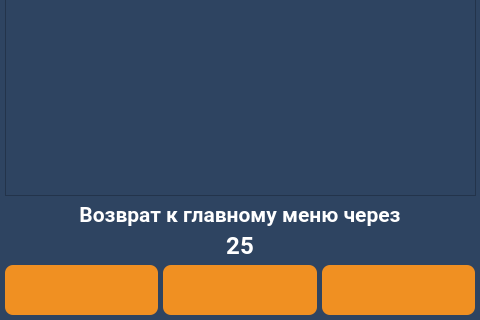
Before: the Qt Designer form client/GUI/ui/screen_21_summary_user.ui in komrade2801/AutoSklad, drawn with Qt 5; both pictures show x 0 to 480 and y 480 to 800 of the 480 by 800 pixel window.
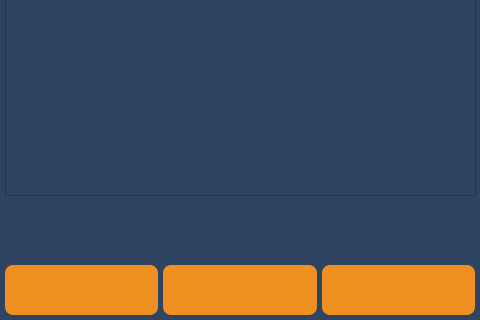
After: the same form once the commit is applied. Icons and pictures are not drawn.

Commit message: feat(session): Implemented global session idle management with a timer and user activity detection to enhance security and user experience

```diff
--- a/client/GUI/ui/screen_21_summary_user.ui
+++ b/client/GUI/ui/screen_21_summary_user.ui
@@ -180,650 +180,6 @@
     <bool>true</bool>
    </property>
   </widget>
-  <widget class="QLabel" name="lbl_timeout_back">
-   <property name="geometry">
-    <rect>
-     <x>50</x>
-     <y>710</y>
-     <width>380</width>
-     <height>30</height>
-    </rect>
-   </property>
-   <property name="palette">
-    <palette>
-     <active>
-      <colorrole role="WindowText">
-       <brush brushstyle="SolidPattern">
-        <color alpha="255">
-         <red>255</red>
-         <green>255</green>
-         <blue>255</blue>
-        </color>
-       </brush>
-      </colorrole>
-      <colorrole role="Button">
-       <brush brushstyle="LinearGradientPattern">
-        <gradient startx="0.000000000000000" starty="0.000000000000000" endx="1.000000000000000" endy="0.000000000000000" type="LinearGradient" spread="PadSpread" coordinatemode="ObjectBoundingMode">
-         <gradientstop position="0.000000000000000">
-          <color alpha="0">
-           <red>0</red>
-           <green>0</green>
-           <blue>0</blue>
-          </color>
-         </gradientstop>
-         <gradientstop position="1.000000000000000">
-          <color alpha="0">
-           <red>255</red>
-           <green>255</green>
-           <blue>255</blue>
-          </color>
-         </gradientstop>
-        </gradient>
-       </brush>
-      </colorrole>
-      <colorrole role="Text">
-       <brush brushstyle="SolidPattern">
-        <color alpha="255">
-         <red>255</red>
-         <green>255</green>
-         <blue>255</blue>
-        </color>
-       </brush>
-      </colorrole>
-      <colorrole role="ButtonText">
-       <brush brushstyle="SolidPattern">
-        <color alpha="255">
-         <red>255</red>
-         <green>255</green>
-         <blue>255</blue>
-        </color>
-       </brush>
-      </colorrole>
-      <colorrole role="Base">
-       <brush brushstyle="LinearGradientPattern">
-        <gradient startx="0.000000000000000" starty="0.000000000000000" endx="1.000000000000000" endy="0.000000000000000" type="LinearGradient" spread="PadSpread" coordinatemode="ObjectBoundingMode">
-         <gradientstop position="0.000000000000000">
-          <color alpha="0">
-           <red>0</red>
-           <green>0</green>
-           <blue>0</blue>
-          </color>
-         </gradientstop>
-         <gradientstop position="1.000000000000000">
-          <color alpha="0">
-           <red>255</red>
-           <green>255</green>
-           <blue>255</blue>
-          </color>
-         </gradientstop>
-        </gradient>
-       </brush>
-      </colorrole>
-      <colorrole role="Window">
-       <brush brushstyle="LinearGradientPattern">
-        <gradient startx="0.000000000000000" starty="0.000000000000000" endx="1.000000000000000" endy="0.000000000000000" type="LinearGradient" spread="PadSpread" coordinatemode="ObjectBoundingMode">
-         <gradientstop position="0.000000000000000">
-          <color alpha="0">
-           <red>0</red>
-           <green>0</green>
-           <blue>0</blue>
-          </color>
-         </gradientstop>
-         <gradientstop position="1.000000000000000">
-          <color alpha="0">
-           <red>255</red>
-           <green>255</green>
-           <blue>255</blue>
-          </color>
-         </gradientstop>
-        </gradient>
-       </brush>
-      </colorrole>
-      <colorrole role="PlaceholderText">
-       <brush brushstyle="NoBrush">
-        <color alpha="128">
-         <red>255</red>
-         <green>255</green>
-         <blue>255</blue>
-        </color>
-       </brush>
-      </colorrole>
-     </active>
-     <inactive>
-      <colorrole role="WindowText">
-       <brush brushstyle="SolidPattern">
-        <color alpha="255">
-         <red>255</red>
-         <green>255</green>
-         <blue>255</blue>
-        </color>
-       </brush>
-      </colorrole>
-      <colorrole role="Button">
-       <brush brushstyle="LinearGradientPattern">
-        <gradient startx="0.000000000000000" starty="0.000000000000000" endx="1.000000000000000" endy="0.000000000000000" type="LinearGradient" spread="PadSpread" coordinatemode="ObjectBoundingMode">
-         <gradientstop position="0.000000000000000">
-          <color alpha="0">
-           <red>0</red>
-           <green>0</green>
-           <blue>0</blue>
-          </color>
-         </gradientstop>
-         <gradientstop position="1.000000000000000">
-          <color alpha="0">
-           <red>255</red>
-           <green>255</green>
-           <blue>255</blue>
-          </color>
-         </gradientstop>
-        </gradient>
-       </brush>
-      </colorrole>
-      <colorrole role="Text">
-       <brush brushstyle="SolidPattern">
-        <color alpha="255">
-         <red>255</red>
-         <green>255</green>
-         <blue>255</blue>
-        </color>
-       </brush>
-      </colorrole>
-      <colorrole role="ButtonText">
-       <brush brushstyle="SolidPattern">
-        <color alpha="255">
-         <red>255</red>
-         <green>255</green>
-         <blue>255</blue>
-        </color>
-       </brush>
-      </colorrole>
-      <colorrole role="Base">
-       <brush brushstyle="LinearGradientPattern">
-        <gradient startx="0.000000000000000" starty="0.000000000000000" endx="1.000000000000000" endy="0.000000000000000" type="LinearGradient" spread="PadSpread" coordinatemode="ObjectBoundingMode">
-         <gradientstop position="0.000000000000000">
-          <color alpha="0">
-           <red>0</red>
-           <green>0</green>
-           <blue>0</blue>
-          </color>
-         </gradientstop>
-         <gradientstop position="1.000000000000000">
-          <color alpha="0">
-           <red>255</red>
-           <green>255</green>
-           <blue>255</blue>
-          </color>
-         </gradientstop>
-        </gradient>
-       </brush>
-      </colorrole>
-      <colorrole role="Window">
-       <brush brushstyle="LinearGradientPattern">
-        <gradient startx="0.000000000000000" starty="0.000000000000000" endx="1.000000000000000" endy="0.000000000000000" type="LinearGradient" spread="PadSpread" coordinatemode="ObjectBoundingMode">
-         <gradientstop position="0.000000000000000">
-          <color alpha="0">
-           <red>0</red>
-           <green>0</green>
-           <blue>0</blue>
-          </color>
-         </gradientstop>
-         <gradientstop position="1.000000000000000">
-          <color alpha="0">
-           <red>255</red>
-           <green>255</green>
-           <blue>255</blue>
-          </color>
-         </gradientstop>
-        </gradient>
-       </brush>
-      </colorrole>
-      <colorrole role="PlaceholderText">
-       <brush brushstyle="NoBrush">
-        <color alpha="128">
-         <red>255</red>
-         <green>255</green>
-         <blue>255</blue>
-        </color>
-       </brush>
-      </colorrole>
-     </inactive>
-     <disabled>
-      <colorrole role="WindowText">
-       <brush brushstyle="SolidPattern">
-        <color alpha="255">
-         <red>255</red>
-         <green>255</green>
-         <blue>255</blue>
-        </color>
-       </brush>
-      </colorrole>
-      <colorrole role="Button">
-       <brush brushstyle="LinearGradientPattern">
-        <gradient startx="0.000000000000000" starty="0.000000000000000" endx="1.000000000000000" endy="0.000000000000000" type="LinearGradient" spread="PadSpread" coordinatemode="ObjectBoundingMode">
-         <gradientstop position="0.000000000000000">
-          <color alpha="0">
-           <red>0</red>
-           <green>0</green>
-           <blue>0</blue>
-          </color>
-         </gradientstop>
-         <gradientstop position="1.000000000000000">
-          <color alpha="0">
-           <red>255</red>
-           <green>255</green>
-           <blue>255</blue>
-          </color>
-         </gradientstop>
-        </gradient>
-       </brush>
-      </colorrole>
-      <colorrole role="Text">
-       <brush brushstyle="SolidPattern">
-        <color alpha="255">
-         <red>255</red>
-         <green>255</green>
-         <blue>255</blue>
-        </color>
-       </brush>
-      </colorrole>
-      <colorrole role="ButtonText">
-       <brush brushstyle="SolidPattern">
-        <color alpha="255">
-         <red>255</red>
-         <green>255</green>
-         <blue>255</blue>
-        </color>
-       </brush>
-      </colorrole>
-      <colorrole role="Base">
-       <brush brushstyle="LinearGradientPattern">
-        <gradient startx="0.000000000000000" starty="0.000000000000000" endx="1.000000000000000" endy="0.000000000000000" type="LinearGradient" spread="PadSpread" coordinatemode="ObjectBoundingMode">
-         <gradientstop position="0.000000000000000">
-          <color alpha="0">
-           <red>0</red>
-           <green>0</green>
-           <blue>0</blue>
-          </color>
-         </gradientstop>
-         <gradientstop position="1.000000000000000">
-          <color alpha="0">
-           <red>255</red>
-           <green>255</green>
-           <blue>255</blue>
-          </color>
-         </gradientstop>
-        </gradient>
-       </brush>
-      </colorrole>
-      <colorrole role="Window">
-       <brush brushstyle="LinearGradientPattern">
-        <gradient startx="0.000000000000000" starty="0.000000000000000" endx="1.000000000000000" endy="0.000000000000000" type="LinearGradient" spread="PadSpread" coordinatemode="ObjectBoundingMode">
-         <gradientstop position="0.000000000000000">
-          <color alpha="0">
-           <red>0</red>
-           <green>0</green>
-           <blue>0</blue>
-          </color>
-         </gradientstop>
-         <gradientstop position="1.000000000000000">
-          <color alpha="0">
-           <red>255</red>
-           <green>255</green>
-           <blue>255</blue>
-          </color>
-         </gradientstop>
-        </gradient>
-       </brush>
-      </colorrole>
-      <colorrole role="PlaceholderText">
-       <brush brushstyle="NoBrush">
-        <color alpha="128">
-         <red>255</red>
-         <green>255</green>
-         <blue>255</blue>
-        </color>
-       </brush>
-      </colorrole>
-     </disabled>
-    </palette>
-   </property>
-   <property name="font">
-    <font>
-     <family>Roboto</family>
-     <pointsize>18</pointsize>
-     <weight>75</weight>
-     <bold>true</bold>
-    </font>
-   </property>
-   <property name="text">
-    <string>25</string>
-   </property>
-   <property name="alignment">
-    <set>Qt::AlignCenter</set>
-   </property>
-  </widget>
-  <widget class="QLabel" name="lbl_info_2">
-   <property name="geometry">
-    <rect>
-     <x>50</x>
-     <y>680</y>
-     <width>380</width>
-     <height>30</height>
-    </rect>
-   </property>
-   <property name="palette">
-    <palette>
-     <active>
-      <colorrole role="WindowText">
-       <brush brushstyle="SolidPattern">
-        <color alpha="255">
-         <red>255</red>
-         <green>255</green>
-         <blue>255</blue>
-        </color>
-       </brush>
-      </colorrole>
-      <colorrole role="Button">
-       <brush brushstyle="LinearGradientPattern">
-        <gradient startx="0.000000000000000" starty="0.000000000000000" endx="1.000000000000000" endy="0.000000000000000" type="LinearGradient" spread="PadSpread" coordinatemode="ObjectBoundingMode">
-         <gradientstop position="0.000000000000000">
-          <color alpha="0">
-           <red>0</red>
-           <green>0</green>
-           <blue>0</blue>
-          </color>
-         </gradientstop>
-         <gradientstop position="1.000000000000000">
-          <color alpha="0">
-           <red>255</red>
-           <green>255</green>
-           <blue>255</blue>
-          </color>
-         </gradientstop>
-        </gradient>
-       </brush>
-      </colorrole>
-      <colorrole role="Text">
-       <brush brushstyle="SolidPattern">
-        <color alpha="255">
-         <red>255</red>
-         <green>255</green>
-         <blue>255</blue>
-        </color>
-       </brush>
-      </colorrole>
-      <colorrole role="ButtonText">
-       <brush brushstyle="SolidPattern">
-        <color alpha="255">
-         <red>255</red>
-         <green>255</green>
-         <blue>255</blue>
-        </color>
-       </brush>
-      </colorrole>
-      <colorrole role="Base">
-       <brush brushstyle="LinearGradientPattern">
-        <gradient startx="0.000000000000000" starty="0.000000000000000" endx="1.000000000000000" endy="0.000000000000000" type="LinearGradient" spread="PadSpread" coordinatemode="ObjectBoundingMode">
-         <gradientstop position="0.000000000000000">
-          <color alpha="0">
-           <red>0</red>
-           <green>0</green>
-           <blue>0</blue>
-          </color>
-         </gradientstop>
-         <gradientstop position="1.000000000000000">
-          <color alpha="0">
-           <red>255</red>
-           <green>255</green>
-           <blue>255</blue>
-          </color>
-         </gradientstop>
-        </gradient>
-       </brush>
-      </colorrole>
-      <colorrole role="Window">
-       <brush brushstyle="LinearGradientPattern">
-        <gradient startx="0.000000000000000" starty="0.000000000000000" endx="1.000000000000000" endy="0.000000000000000" type="LinearGradient" spread="PadSpread" coordinatemode="ObjectBoundingMode">
-         <gradientstop position="0.000000000000000">
-          <color alpha="0">
-           <red>0</red>
-           <green>0</green>
-           <blue>0</blue>
-          </color>
-         </gradientstop>
-         <gradientstop position="1.000000000000000">
-          <color alpha="0">
-           <red>255</red>
-           <green>255</green>
-           <blue>255</blue>
-          </color>
-         </gradientstop>
-        </gradient>
-       </brush>
-      </colorrole>
-      <colorrole role="PlaceholderText">
-       <brush brushstyle="NoBrush">
-        <color alpha="128">
-         <red>255</red>
-         <green>255</green>
-         <blue>255</blue>
-        </color>
-       </brush>
-      </colorrole>
-     </active>
-     <inactive>
-      <colorrole role="WindowText">
-       <brush brushstyle="SolidPattern">
-        <color alpha="255">
-         <red>255</red>
-         <green>255</green>
-         <blue>255</blue>
-        </color>
-       </brush>
-      </colorrole>
-      <colorrole role="Button">
-       <brush brushstyle="LinearGradientPattern">
-        <gradient startx="0.000000000000000" starty="0.000000000000000" endx="1.000000000000000" endy="0.000000000000000" type="LinearGradient" spread="PadSpread" coordinatemode="ObjectBoundingMode">
-         <gradientstop position="0.000000000000000">
-          <color alpha="0">
-           <red>0</red>
-           <green>0</green>
-           <blue>0</blue>
-          </color>
-         </gradientstop>
-         <gradientstop position="1.000000000000000">
-          <color alpha="0">
-           <red>255</red>
-           <green>255</green>
-           <blue>255</blue>
-          </color>
-         </gradientstop>
-        </gradient>
-       </brush>
-      </colorrole>
-      <colorrole role="Text">
-       <brush brushstyle="SolidPattern">
-        <color alpha="255">
-         <red>255</red>
-         <green>255</green>
-         <blue>255</blue>
-        </color>
-       </brush>
-      </colorrole>
-      <colorrole role="ButtonText">
-       <brush brushstyle="SolidPattern">
-        <color alpha="255">
-         <red>255</red>
-         <green>255</green>
-         <blue>255</blue>
-        </color>
-       </brush>
-      </colorrole>
-      <colorrole role="Base">
-       <brush brushstyle="LinearGradientPattern">
-        <gradient startx="0.000000000000000" starty="0.000000000000000" endx="1.000000000000000" endy="0.000000000000000" type="LinearGradient" spread="PadSpread" coordinatemode="ObjectBoundingMode">
-         <gradientstop position="0.000000000000000">
-          <color alpha="0">
-           <red>0</red>
-           <green>0</green>
-           <blue>0</blue>
-          </color>
-         </gradientstop>
-         <gradientstop position="1.000000000000000">
-          <color alpha="0">
-           <red>255</red>
-           <green>255</green>
-           <blue>255</blue>
-          </color>
-         </gradientstop>
-        </gradient>
-       </brush>
-      </colorrole>
-      <colorrole role="Window">
-       <brush brushstyle="LinearGradientPattern">
-        <gradient startx="0.000000000000000" starty="0.000000000000000" endx="1.000000000000000" endy="0.000000000000000" type="LinearGradient" spread="PadSpread" coordinatemode="ObjectBoundingMode">
-         <gradientstop position="0.000000000000000">
-          <color alpha="0">
-           <red>0</red>
-           <green>0</green>
-           <blue>0</blue>
-          </color>
-         </gradientstop>
-         <gradientstop position="1.000000000000000">
-          <color alpha="0">
-           <red>255</red>
-           <green>255</green>
-           <blue>255</blue>
-          </color>
-         </gradientstop>
-        </gradient>
-       </brush>
-      </colorrole>
-      <colorrole role="PlaceholderText">
-       <brush brushstyle="NoBrush">
-        <color alpha="128">
-         <red>255</red>
-         <green>255</green>
-         <blue>255</blue>
-        </color>
-       </brush>
-      </colorrole>
-     </inactive>
-     <disabled>
-      <colorrole role="WindowText">
-       <brush brushstyle="SolidPattern">
-        <color alpha="255">
-         <red>255</red>
-         <green>255</green>
-         <blue>255</blue>
-        </color>
-       </brush>
-      </colorrole>
-      <colorrole role="Button">
-       <brush brushstyle="LinearGradientPattern">
-        <gradient startx="0.000000000000000" starty="0.000000000000000" endx="1.000000000000000" endy="0.000000000000000" type="LinearGradient" spread="PadSpread" coordinatemode="ObjectBoundingMode">
-         <gradientstop position="0.000000000000000">
-          <color alpha="0">
-           <red>0</red>
-           <green>0</green>
-           <blue>0</blue>
-          </color>
-         </gradientstop>
-         <gradientstop position="1.000000000000000">
-          <color alpha="0">
-           <red>255</red>
-           <green>255</green>
-           <blue>255</blue>
-          </color>
-         </gradientstop>
-        </gradient>
-       </brush>
-      </colorrole>
-      <colorrole role="Text">
-       <brush brushstyle="SolidPattern">
-        <color alpha="255">
-         <red>255</red>
-         <green>255</green>
-         <blue>255</blue>
-        </color>
-       </brush>
-      </colorrole>
-      <colorrole role="ButtonText">
-       <brush brushstyle="SolidPattern">
-        <color alpha="255">
-         <red>255</red>
-         <green>255</green>
-         <blue>255</blue>
-        </color>
-       </brush>
-      </colorrole>
-      <colorrole role="Base">
-       <brush brushstyle="LinearGradientPattern">
-        <gradient startx="0.000000000000000" starty="0.000000000000000" endx="1.000000000000000" endy="0.000000000000000" type="LinearGradient" spread="PadSpread" coordinatemode="ObjectBoundingMode">
-         <gradientstop position="0.000000000000000">
-          <color alpha="0">
-           <red>0</red>
-           <green>0</green>
-           <blue>0</blue>
-          </color>
-         </gradientstop>
-         <gradientstop position="1.000000000000000">
-          <color alpha="0">
-           <red>255</red>
-           <green>255</green>
-           <blue>255</blue>
-          </color>
-         </gradientstop>
-        </gradient>
-       </brush>
-      </colorrole>
-      <colorrole role="Window">
-       <brush brushstyle="LinearGradientPattern">
-        <gradient startx="0.000000000000000" starty="0.000000000000000" endx="1.000000000000000" endy="0.000000000000000" type="LinearGradient" spread="PadSpread" coordinatemode="ObjectBoundingMode">
-         <gradientstop position="0.000000000000000">
-          <color alpha="0">
-           <red>0</red>
-           <green>0</green>
-           <blue>0</blue>
-          </color>
-         </gradientstop>
-         <gradientstop position="1.000000000000000">
-          <color alpha="0">
-           <red>255</red>
-           <green>255</green>
-           <blue>255</blue>
-          </color>
-         </gradientstop>
-        </gradient>
-       </brush>
-      </colorrole>
-      <colorrole role="PlaceholderText">
-       <brush brushstyle="NoBrush">
-        <color alpha="128">
-         <red>255</red>
-         <green>255</green>
-         <blue>255</blue>
-        </color>
-       </brush>
-      </colorrole>
-     </disabled>
-    </palette>
-   </property>
-   <property name="font">
-    <font>
-     <family>Roboto</family>
-     <pointsize>16</pointsize>
-     <weight>75</weight>
-     <bold>true</bold>
-    </font>
-   </property>
-   <property name="text">
-    <string>Возврат к главному меню через</string>
-   </property>
-   <property name="alignment">
-    <set>Qt::AlignCenter</set>
-   </property>
-  </widget>
   <widget class="QPushButton" name="btn_down">
    <property name="enabled">
     <bool>true</bool>
```
Left out of the diff: 16 changed lines with no effect on the pictures. The commit also changes 96 other files.
